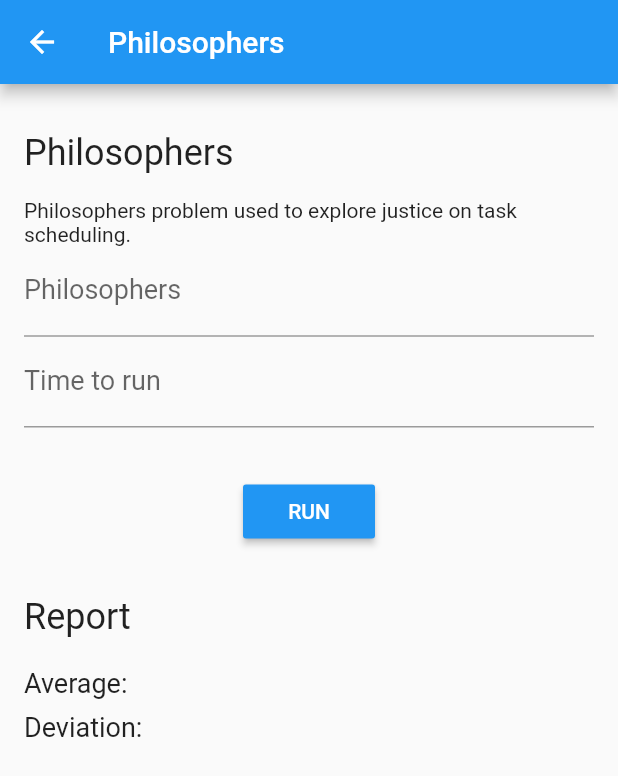
After one commit to WilliamWV/androidConcAndSync_Flutter, a Flutter app: the PhilosophersScreen screen opened directly, on a phone screen of 412 x 824 dp. The commit adds this screen. Shown: the top 776 px of the screen. Run offline on Flutter 3.47's test engine with Material 2 defaults, Android fonts, the phone set to English and light mode, and no system bars.

Commit message:
Implemented PhilosophersScreen

```diff
--- a/lib/constants.dart
+++ b/lib/constants.dart
@@ -10,6 +10,8 @@ const double SMALL_PADDING = 4.0;
 
 const String REPORT = "Report";
 const String TIME = "Time:";
+const String AVERAGE = "Average:";
+const String DEVIATION = "Deviation:";
 const String TITLE = "Android concurrency models comparission - Flutter version";
 
 // Problem Constants
--- a/lib/screens/InitScreen.dart
+++ b/lib/screens/InitScreen.dart
@@ -1,5 +1,6 @@
 import 'package:androidconcurrency/screens/ConcSumScreen.dart';
 import 'package:androidconcurrency/screens/MatMultScreen.dart';
+import 'package:androidconcurrency/screens/PhilosophersScreen.dart';
 import 'package:androidconcurrency/widgets/ProblemChooser.dart';
 import 'package:flutter/material.dart';
 
@@ -67,7 +68,9 @@ class _InitScreenState extends State<InitScreen> {
       case CONC_SUM:
         Navigator.push(context, MaterialPageRoute(builder: (context) => ConcSumScreen()));
         break;
-      case PHILOSOPHERS: break;
+      case PHILOSOPHERS:
+        Navigator.push(context, MaterialPageRoute(builder: (context) => PhilosophersScreen()));
+        break;
       case IMG_DOWN: break;
       case PROD_CONS: break;
     }
--- /dev/null
+++ b/lib/screens/PhilosophersScreen.dart
@@ -0,0 +1,115 @@
+
+
+import 'package:androidconcurrency/constants.dart';
+import 'package:flutter/cupertino.dart';
+import 'package:flutter/material.dart';
+
+class PhilosophersScreen extends StatefulWidget{
+  PhilosophersScreen({Key key}): super(key: key);
+
+  @override
+  _PhilosophersState createState() => _PhilosophersState();
+
+}
+
+class _PhilosophersState extends State<PhilosophersScreen>{
+
+  double _reportAvg;
+  double _reportDev;
+  @override
+  Widget build(BuildContext context) {
+    return Scaffold(
+      appBar: AppBar(
+          title: Text(PHILOSOPHERS)
+      ),
+      body: Center(
+        child: Container(
+          padding: new EdgeInsets.all(MID_PADDING),
+          child: Column(
+            crossAxisAlignment: CrossAxisAlignment.start,
+            mainAxisAlignment: MainAxisAlignment.start,
+            children: <Widget>[
+              Container(
+                  child:Text(
+                    PHILOSOPHERS,
+                    style: TextStyle(fontSize: TITLE_FONT_SIZE),
+                  ),
+                  padding: EdgeInsets.symmetric(vertical: MID_PADDING)
+              ),
+              Text(
+                  PROBL_DESCRIPTION[PHILOSOPHERS],
+                  style: TextStyle(fontSize: DESCRIPTION_FONT_SIZE)
+              ),
+              TextField(
+                decoration: new InputDecoration(
+                    labelText: "Philosophers",
+                    labelStyle: TextStyle(fontSize: LABEL_FONT_SIZE)
+                ),
+                keyboardType: TextInputType.number,
+              ),
+              TextField(
+                decoration: new InputDecoration(
+                    labelText: "Time to run",
+                    labelStyle: TextStyle(fontSize: LABEL_FONT_SIZE)
+                ),
+                keyboardType: TextInputType.number,
+              ),
+              Container(
+                  alignment: Alignment(0.0, 0.0),
+                  padding: EdgeInsets.symmetric(vertical: LARGE_PADDING),
+                  child:RaisedButton(
+                    textColor: Colors.white,
+                    color: Colors.blue,
+                    child: Text(
+                        "RUN"
+                    ),
+                    onPressed: runMM,
+                  )
+              ),
+              Container(
+                padding: EdgeInsets.only(bottom: MID_PADDING),
+                child:Text(
+                  REPORT,
+                  style: TextStyle(fontSize: TITLE_FONT_SIZE),
+                ),
+              ),
+              Container(
+                padding: EdgeInsets.symmetric(vertical: SMALL_PADDING),
+                child:Row(
+                  children: <Widget>[
+                    Text(
+                      AVERAGE,
+                      style: TextStyle(fontSize: LABEL_FONT_SIZE),
+                    ),
+                    Text(
+                      "",
+                      style: TextStyle(fontSize: LABEL_FONT_SIZE),
+                    )
+                  ],
+                ),
+              ),
+              Container(
+                padding: EdgeInsets.symmetric(vertical: SMALL_PADDING),
+                child:Row(
+                  children: <Widget>[
+                    Text(
+                      DEVIATION,
+                      style: TextStyle(fontSize: LABEL_FONT_SIZE),
+                    ),
+                    Text(
+                      "",
+                      style: TextStyle(fontSize: LABEL_FONT_SIZE),
+                    )
+                  ],
+                )
+              )
+            ],
+          ),
+        ),
+      ),
+    );
+  }
+  void runMM(){
+
+  }
+}
```
